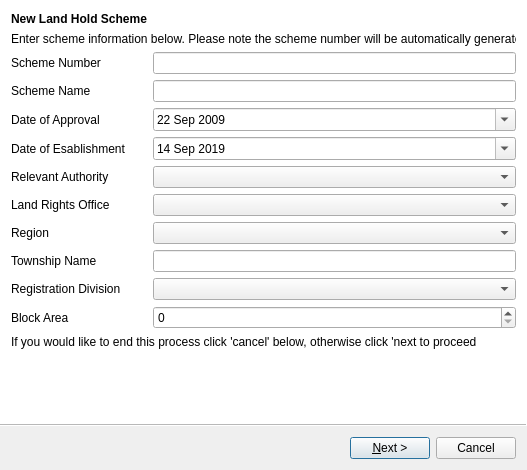
Old version of the form ui/flts/ui_scheme_lodgement.ui in the repository gltn/stdm.
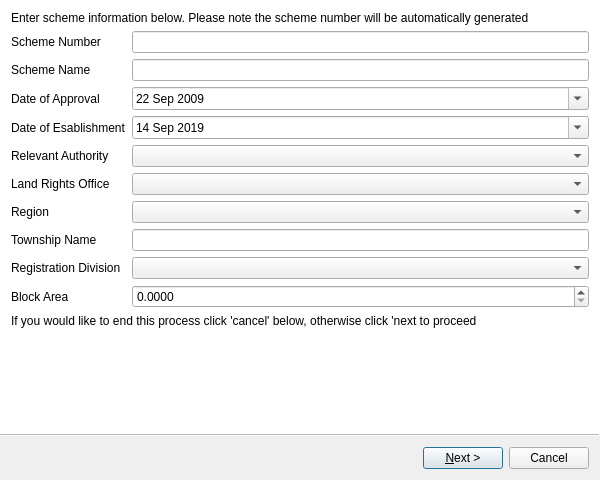
New version of the form. Icons and pictures are not drawn. Custom widgets are drawn as their Qt base class.

The edit to the form file:
```diff
--- a/ui/flts/ui_scheme_lodgement.ui
+++ b/ui/flts/ui_scheme_lodgement.ui
@@ -9,8 +9,8 @@
    <rect>
     <x>0</x>
     <y>0</y>
-    <width>527</width>
-    <height>470</height>
+    <width>600</width>
+    <height>480</height>
    </rect>
   </property>
   <property name="sizePolicy">
@@ -28,7 +28,7 @@
   <property name="maximumSize">
    <size>
     <width>600</width>
-    <height>480</height>
+    <height>550</height>
    </size>
   </property>
   <property name="contextMenuPolicy">
@@ -48,7 +48,7 @@
   </property>
   <widget class="QWizardPage" name="wizardPage1">
    <layout class="QGridLayout" name="gridLayout_2">
-    <item row="1" column="0" colspan="2">
+    <item row="0" column="0" colspan="2">
      <widget class="QLabel" name="desc_Label1">
       <property name="sizePolicy">
        <sizepolicy hsizetype="Preferred" vsizetype="Fixed">
@@ -61,118 +61,39 @@
       </property>
      </widget>
     </item>
-    <item row="2" column="1">
-     <widget class="QLineEdit" name="lnEdit_scheme_number">
+    <item row="1" column="0">
+     <widget class="QLabel" name="lbl_Sceme">
+      <property name="text">
+       <string>Scheme Number</string>
+      </property>
+     </widget>
+    </item>
+    <item row="1" column="1">
+     <widget class="QLineEdit" name="lnEdit_schNum">
       <property name="readOnly">
        <bool>true</bool>
       </property>
      </widget>
     </item>
-    <item row="4" column="0">
-     <widget class="QLabel" name="label_3">
-      <property name="text">
-       <string>Date of Approval</string>
-      </property>
-     </widget>
-    </item>
-    <item row="0" column="0">
-     <widget class="QLabel" name="title_lbl">
-      <property name="minimumSize">
-       <size>
-        <width>0</width>
-        <height>15</height>
-       </size>
-      </property>
-      <property name="font">
-       <font>
-        <weight>75</weight>
-        <bold>true</bold>
-       </font>
-      </property>
-      <property name="text">
-       <string>New Land Hold Scheme</string>
-      </property>
-     </widget>
-    </item>
-    <item row="3" column="0">
+    <item row="2" column="0">
      <widget class="QLabel" name="label_2">
       <property name="text">
        <string>Scheme Name</string>
       </property>
      </widget>
     </item>
+    <item row="2" column="1">
+     <widget class="QLineEdit" name="lnEdit_schmNam"/>
+    </item>
+    <item row="3" column="0">
+     <widget class="QLabel" name="label_3">
+      <property name="text">
+       <string>Date of Approval</string>
+      </property>
+     </widget>
+    </item>
     <item row="3" column="1">
-     <widget class="QLineEdit" name="lnEdit_scheme_name"/>
-    </item>
-    <item row="2" column="0">
-     <widget class="QLabel" name="label_13">
-      <property name="text">
-       <string>Scheme Number</string>
-      </property>
-     </widget>
-    </item>
-    <item row="12" column="0" colspan="2">
-     <widget class="QLabel" name="label_5">
-      <property name="sizePolicy">
-       <sizepolicy hsizetype="Preferred" vsizetype="Minimum">
-        <horstretch>0</horstretch>
-        <verstretch>0</verstretch>
-       </sizepolicy>
-      </property>
-      <property name="text">
-       <string>If you would like to end this process click 'cancel' below, otherwise click 'next to proceed</string>
-      </property>
-     </widget>
-    </item>
-    <item row="8" column="1">
-     <widget class="QComboBox" name="cbx_region"/>
-    </item>
-    <item row="7" column="1">
-     <widget class="QComboBox" name="scb_landRightsOffice"/>
-    </item>
-    <item row="6" column="0">
-     <widget class="QLabel" name="label_6">
-      <property name="text">
-       <string>Relevant Authority</string>
-      </property>
-     </widget>
-    </item>
-    <item row="11" column="0">
-     <widget class="QLabel" name="label_11">
-      <property name="text">
-       <string>Block Area</string>
-      </property>
-     </widget>
-    </item>
-    <item row="8" column="0">
-     <widget class="QLabel" name="label_8">
-      <property name="text">
-       <string>Region</string>
-      </property>
-     </widget>
-    </item>
-    <item row="9" column="1">
-     <widget class="QLineEdit" name="lineEdit_township"/>
-    </item>
-    <item row="10" column="1">
-     <widget class="QComboBox" name="cbx_division"/>
-    </item>
-    <item row="5" column="0">
-     <widget class="QLabel" name="label_4">
-      <property name="text">
-       <string>Date of Esablishment</string>
-      </property>
-     </widget>
-    </item>
-    <item row="10" column="0">
-     <widget class="QLabel" name="label_10">
-      <property name="text">
-       <string>Registration Division</string>
-      </property>
-     </widget>
-    </item>
-    <item row="4" column="1">
-     <widget class="QDateEdit" name="dateEdit_approval">
+     <widget class="QDateEdit" name="date_apprv">
       <property name="minimumDate">
        <date>
         <year>2009</year>
@@ -185,8 +106,15 @@
       </property>
      </widget>
     </item>
-    <item row="5" column="1">
-     <widget class="QDateEdit" name="dateEdit_establishment">
+    <item row="4" column="0">
+     <widget class="QLabel" name="label_4">
+      <property name="text">
+       <string>Date of Esablishment</string>
+      </property>
+     </widget>
+    </item>
+    <item row="4" column="1">
+     <widget class="QDateEdit" name="date_establish">
       <property name="minimumDate">
        <date>
         <year>2019</year>
@@ -199,30 +127,80 @@
       </property>
      </widget>
     </item>
-    <item row="6" column="1">
-     <widget class="QComboBox" name="cbx_relevant_auth"/>
+    <item row="5" column="0">
+     <widget class="QLabel" name="label_6">
+      <property name="text">
+       <string>Relevant Authority</string>
+      </property>
+     </widget>
     </item>
-    <item row="7" column="0">
+    <item row="5" column="1">
+     <widget class="QComboBox" name="cbx_relvAuth"/>
+    </item>
+    <item row="6" column="0">
      <widget class="QLabel" name="label_7">
       <property name="text">
        <string>Land Rights Office</string>
       </property>
      </widget>
     </item>
-    <item row="9" column="0">
+    <item row="6" column="1">
+     <widget class="QComboBox" name="scb_lro"/>
+    </item>
+    <item row="7" column="0">
+     <widget class="QLabel" name="label_8">
+      <property name="text">
+       <string>Region</string>
+      </property>
+     </widget>
+    </item>
+    <item row="7" column="1">
+     <widget class="QComboBox" name="cbx_region"/>
+    </item>
+    <item row="8" column="0">
      <widget class="QLabel" name="label_9">
       <property name="text">
        <string>Township Name</string>
       </property>
      </widget>
     </item>
-    <item row="11" column="1">
-     <widget class="QSpinBox" name="spnBx_blockArea">
-      <property name="maximum">
-       <number>1000000000</number>
+    <item row="8" column="1">
+     <widget class="QLineEdit" name="lnEdit_twnshp"/>
+    </item>
+    <item row="9" column="0">
+     <widget class="QLabel" name="label_10">
+      <property name="text">
+       <string>Registration Division</string>
       </property>
-      <property name="singleStep">
-       <number>500</number>
+     </widget>
+    </item>
+    <item row="9" column="1">
+     <widget class="QComboBox" name="cbx_regDiv"/>
+    </item>
+    <item row="10" column="0">
+     <widget class="QLabel" name="label_11">
+      <property name="text">
+       <string>Block Area</string>
+      </property>
+     </widget>
+    </item>
+    <item row="10" column="1">
+     <widget class="QDoubleSpinBox" name="dblSpinBx_blockArea">
+      <property name="decimals">
+       <number>4</number>
+      </property>
+     </widget>
+    </item>
+    <item row="11" column="0" colspan="2">
+     <widget class="QLabel" name="label_5">
+      <property name="sizePolicy">
+       <sizepolicy hsizetype="Preferred" vsizetype="Minimum">
+        <horstretch>0</horstretch>
+        <verstretch>0</verstretch>
+       </sizepolicy>
+      </property>
+      <property name="text">
+       <string>If you would like to end this process click 'cancel' below, otherwise click 'next to proceed</string>
       </property>
      </widget>
     </item>
@@ -944,6 +922,13 @@
    </layout>
   </widget>
  </widget>
+ <customwidgets>
+  <customwidget>
+   <class>ExcelWorkbookView</class>
+   <extends>QTableWidget</extends>
+   <header>stdm.ui.customcontrols.table_widget</header>
+  </customwidget>
+ </customwidgets>
  <resources>
   <include location="../../resources.qrc"/>
  </resources>
```
Left out of the diff: 240 changed lines with no effect on the pictures.
